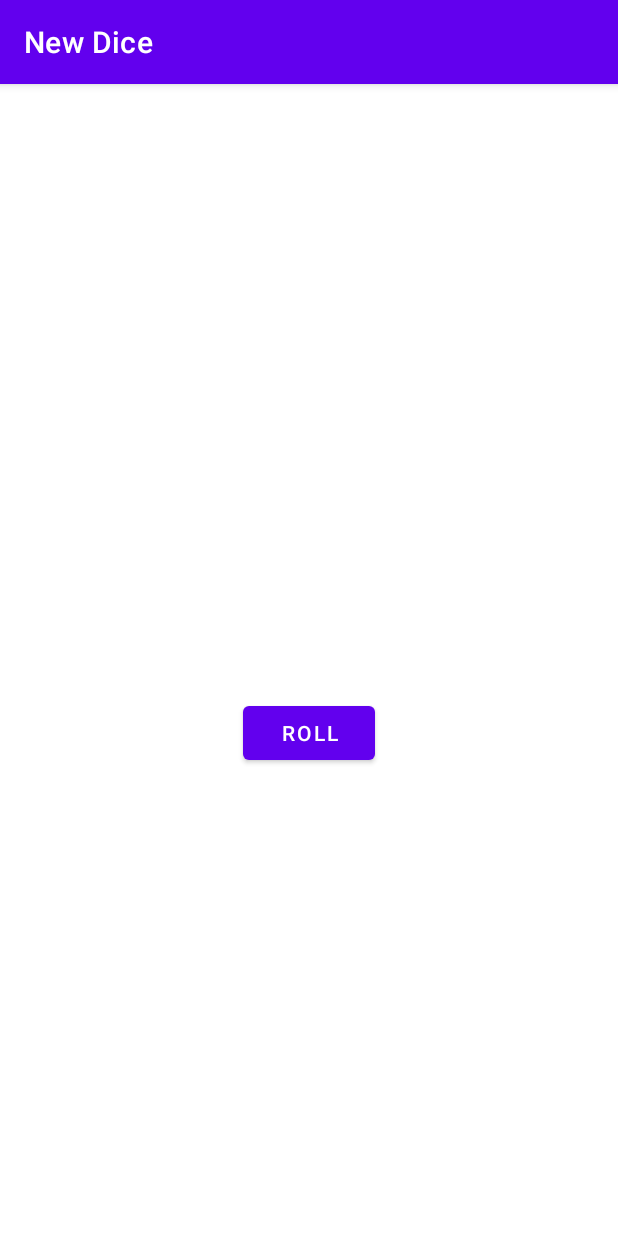
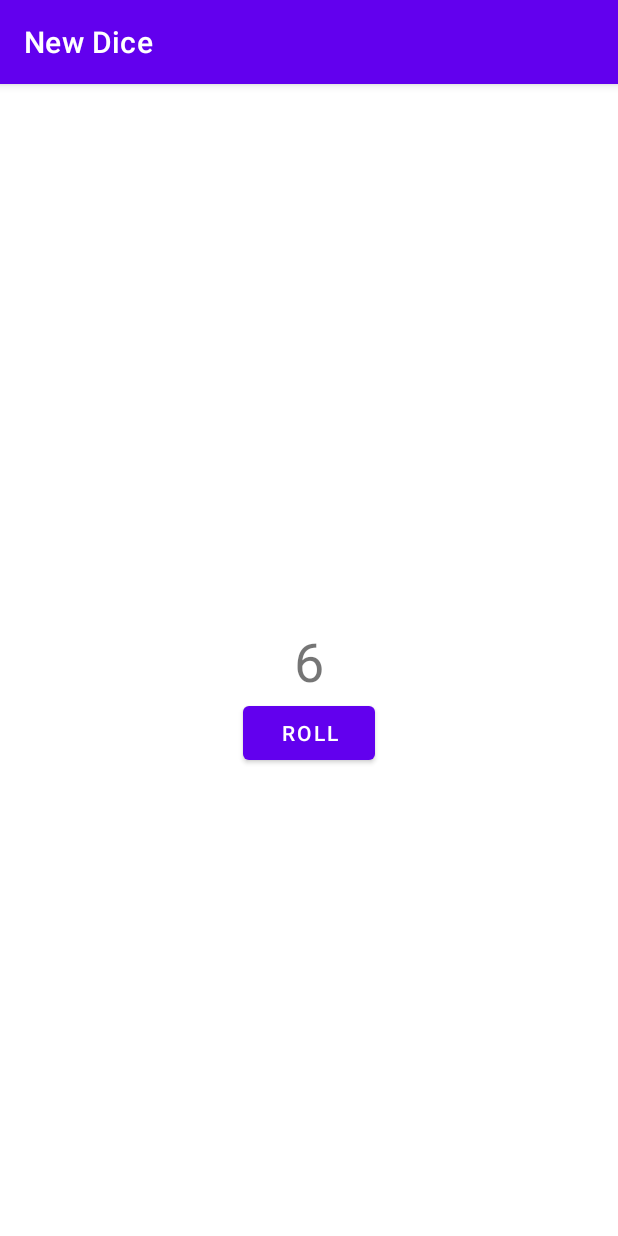
Before and after one commit to sophiet18/android-dice, an Android app: the screen it shows after launch (MainActivity), after a tap on "ROLL", on a phone screen of 412 x 824 dp. Run offline under Robolectric (Android 15) with nearby library versions, the phone set to English and light mode, and no system bars.

```diff
--- a/app/src/main/java/com/example/newdice/MainActivity.kt
+++ b/app/src/main/java/com/example/newdice/MainActivity.kt
@@ -2,7 +2,7 @@ package com.example.newdice
 
 import android.os.Bundle
 import android.widget.Button
-import android.widget.Toast
+import android.widget.TextView
 import androidx.appcompat.app.AppCompatActivity
 
 class MainActivity : AppCompatActivity() {
@@ -13,8 +13,8 @@ class MainActivity : AppCompatActivity() {
         val rollButton: Button = findViewById(R.id.button)
 
         rollButton.setOnClickListener {
-            val toast = Toast.makeText(this, "Dice Rolled!", Toast.LENGTH_SHORT)
-            toast.show()
+           val resultTextView: TextView = findViewById(R.id.textview)
+            resultTextView.text = "6"
         }
     }
 
--- a/app/src/main/res/layout/activity_main.xml
+++ b/app/src/main/res/layout/activity_main.xml
@@ -7,7 +7,7 @@
     tools:context=".MainActivity">
 
     <TextView
-        android:id="@+id/textView"
+        android:id="@+id/textview"
         android:layout_width="wrap_content"
         android:layout_height="wrap_content"
         android:textSize="36sp"
@@ -25,6 +25,6 @@
         android:text="@string/roll"
         app:layout_constraintEnd_toEndOf="parent"
         app:layout_constraintStart_toStartOf="parent"
-        app:layout_constraintTop_toBottomOf="@+id/textView" />
+        app:layout_constraintTop_toBottomOf="@+id/textview" />
 
 </androidx.constraintlayout.widget.ConstraintLayout>
```
